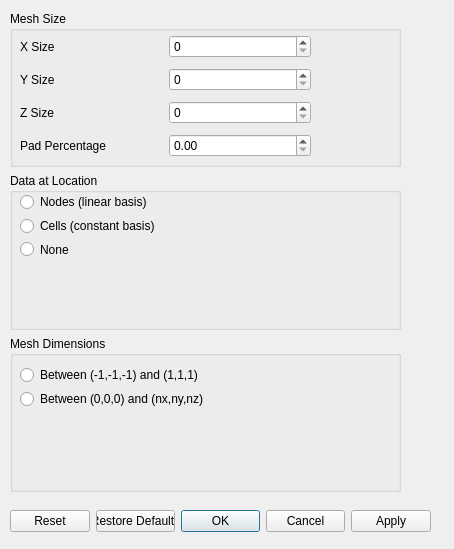
Qt form src/Interface/Modules/Fields/CreateLatVol.ui (SCIInstitute/SCIRun) before a commit.
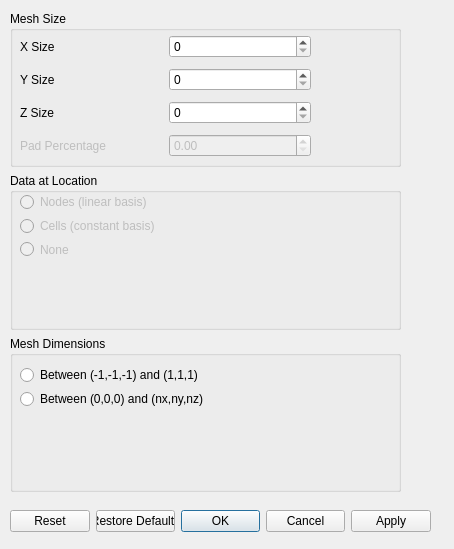
The same form after that commit.

Commit message: Disable some parts of GUI.

```diff
--- a/src/Interface/Modules/Fields/CreateLatVol.ui
+++ b/src/Interface/Modules/Fields/CreateLatVol.ui
@@ -65,7 +65,7 @@
          <x>10</x>
          <y>20</y>
          <width>291</width>
-         <height>131</height>
+         <height>132</height>
         </rect>
        </property>
        <layout class="QGridLayout" name="gridLayout">
@@ -101,13 +101,20 @@
         </item>
         <item row="3" column="0">
          <widget class="QLabel" name="label_4">
+          <property name="enabled">
+           <bool>false</bool>
+          </property>
           <property name="text">
            <string>Pad Percentage</string>
           </property>
          </widget>
         </item>
         <item row="3" column="1">
-         <widget class="QDoubleSpinBox" name="padPercentageSpinBox_"/>
+         <widget class="QDoubleSpinBox" name="padPercentageSpinBox_">
+          <property name="enabled">
+           <bool>false</bool>
+          </property>
+         </widget>
         </item>
        </layout>
       </widget>
@@ -130,6 +137,9 @@
        <layout class="QVBoxLayout" name="verticalLayout_2">
         <item>
          <widget class="QRadioButton" name="dataAtNodesButton_">
+          <property name="enabled">
+           <bool>false</bool>
+          </property>
           <property name="text">
            <string>Nodes (linear basis)</string>
           </property>
@@ -137,6 +147,9 @@
         </item>
         <item>
          <widget class="QRadioButton" name="dataAtCellsButton_">
+          <property name="enabled">
+           <bool>false</bool>
+          </property>
           <property name="text">
            <string>Cells (constant basis)</string>
           </property>
@@ -144,6 +157,9 @@
         </item>
         <item>
          <widget class="QRadioButton" name="dataAtNoneButton_">
+          <property name="enabled">
+           <bool>false</bool>
+          </property>
           <property name="text">
            <string>None</string>
           </property>
```
